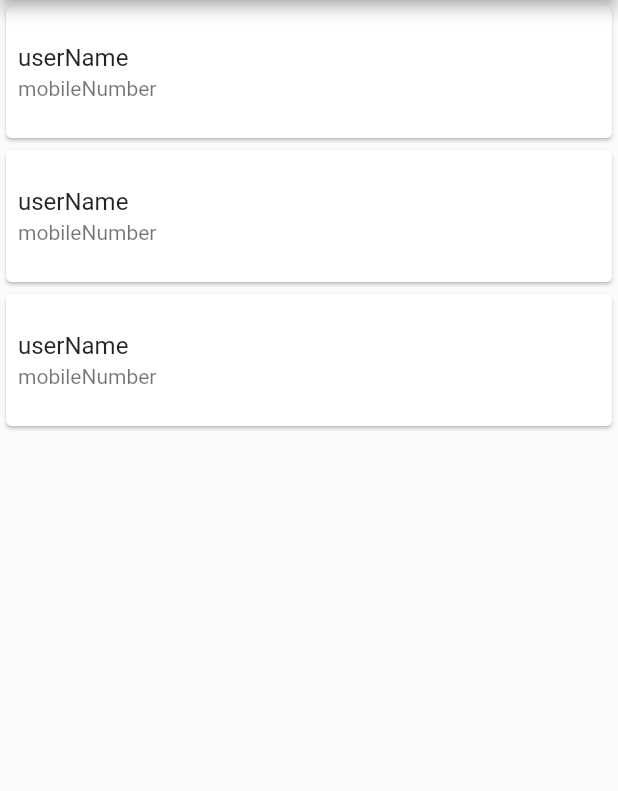
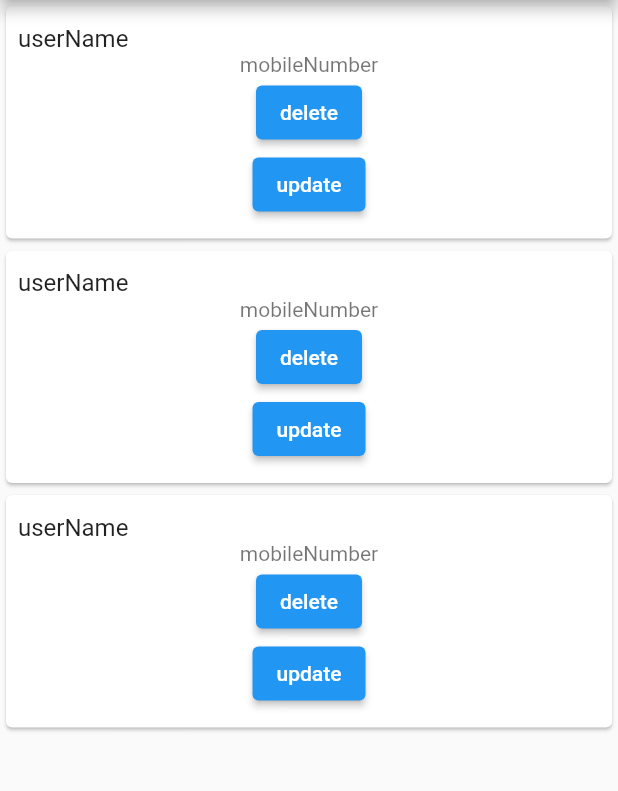
Before and after one commit to Krupal01/sqlite_demo, a Flutter app: the screen it shows after launch, on a phone screen of 412 x 824 dp, the part 84-875 px from its top. Run offline on Flutter 3.47's test engine with Material 2 defaults, Android fonts, the phone set to English and light mode, and no system bars; our stand-ins replace sqflite; accounts and stored records are empty.

Commit message:
update & delete

```diff
--- a/lib/main.dart
+++ b/lib/main.dart
@@ -72,7 +72,27 @@ class _MyHomePageState extends State<MyHomePage> {
                   child: ListTile(
                     contentPadding: const EdgeInsets.all(8.0),
                     title: Text(snapshot.data![index].userName),
-                    subtitle: Text(snapshot.data![index].mobileNumber),
+                    subtitle: Column(
+                      children: [
+                        Text(snapshot.data![index].mobileNumber),
+                        ElevatedButton(
+                            onPressed: () async {
+                              await dbManager
+                                  .deleteUsers(snapshot.data![index]);
+                              setState(() {});
+                            },
+                            child: const Text("delete")),
+                        ElevatedButton(
+                            onPressed: () async {
+                              Users users = snapshot.data![index];
+                              users.userName = "username2";
+                              users.mobileNumber = "sadfadf";
+                              await dbManager.updateUsers(users);
+                              setState(() {});
+                            },
+                            child: const Text("update")),
+                      ],
+                    ),
                   ),
                 );
               },
```
